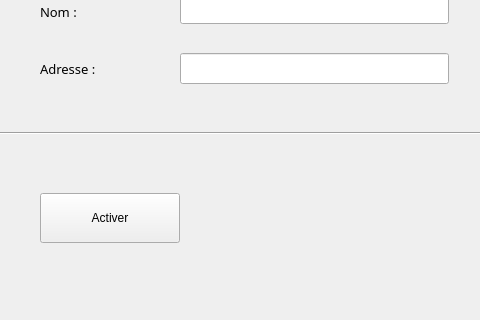
The window that Sploks/views/clientsDetails.ui (alhelo-93/TPI-SPLOKS) describes before a commit, drawn with Qt 5; both pictures show x 0 to 480 and y 137 to 457 of the 1032 by 457 pixel window.
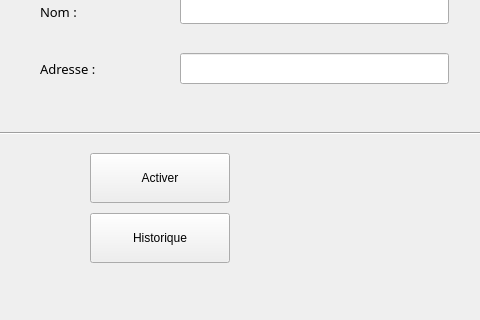
The same window after the commit.

Commit message: update windows details for it size

```diff
--- a/Sploks/views/clientsDetails.ui
+++ b/Sploks/views/clientsDetails.ui
@@ -20,8 +20,8 @@
    <widget class="QPushButton" name="btnActivation">
     <property name="geometry">
      <rect>
-      <x>40</x>
-      <y>330</y>
+      <x>90</x>
+      <y>290</y>
       <width>140</width>
       <height>50</height>
      </rect>
@@ -395,6 +395,25 @@
      <string>|</string>
     </property>
    </widget>
+   <widget class="QPushButton" name="btnHistory">
+    <property name="geometry">
+     <rect>
+      <x>90</x>
+      <y>350</y>
+      <width>140</width>
+      <height>50</height>
+     </rect>
+    </property>
+    <property name="toolTip">
+     <string>&lt;html&gt;&lt;head/&gt;&lt;body&gt;&lt;p&gt;&lt;span style=&quot; font-size:14pt; font-weight:600;&quot;&gt;Activer&lt;/span&gt;&lt;/p&gt;&lt;/body&gt;&lt;/html&gt;</string>
+    </property>
+    <property name="text">
+     <string>Historique</string>
+    </property>
+    <property name="checkable">
+     <bool>false</bool>
+    </property>
+   </widget>
   </widget>
  </widget>
  <resources/>
```
